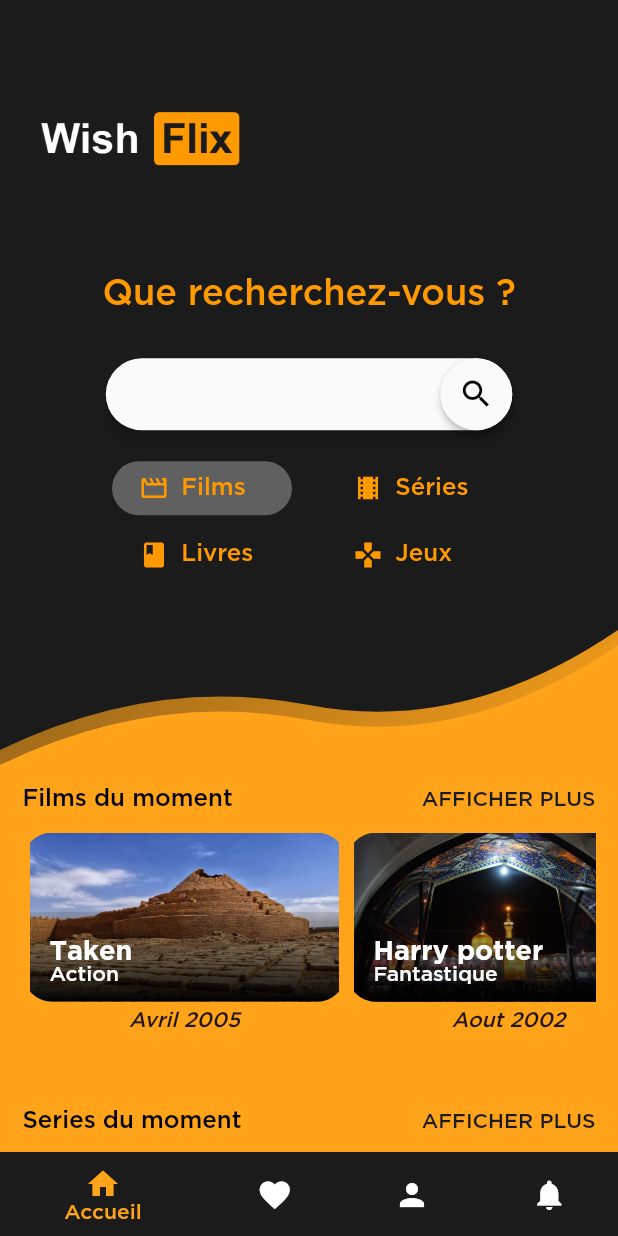
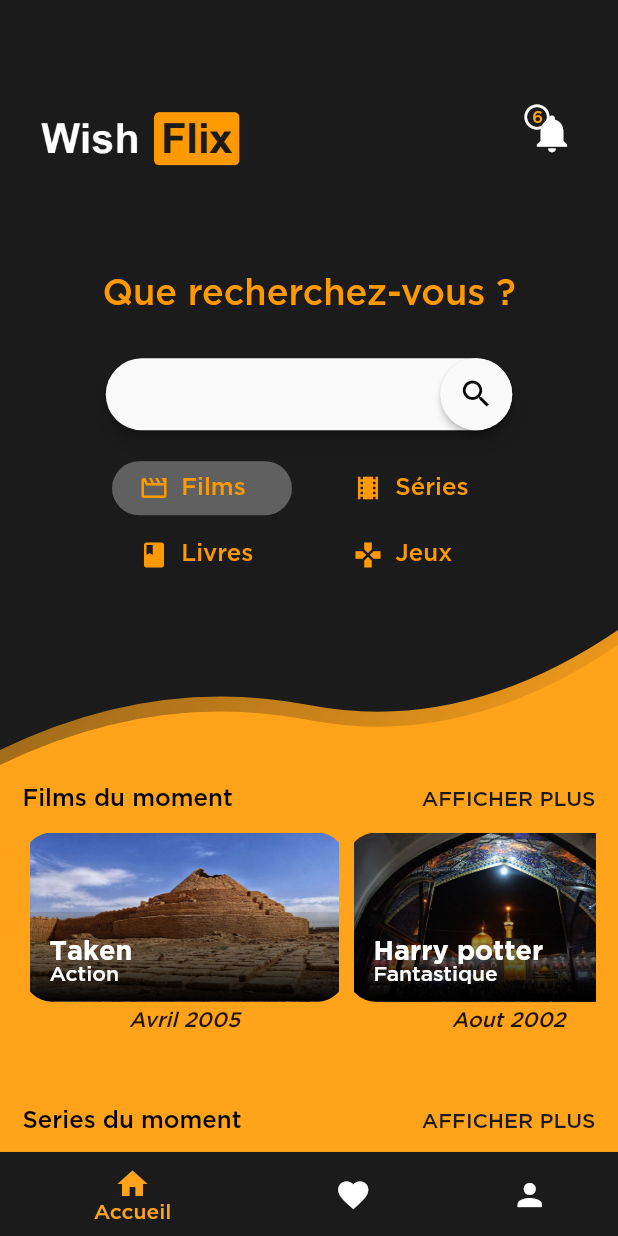
Before and after one commit to esgi-grp5/WishFlix, a Flutter app: the screen it shows after launch, on a phone screen of 412 x 824 dp. Run offline on Flutter 3.47's test engine with Material 2 defaults, Android fonts, the phone set to English and light mode, and no system bars.

Commit message:
Ajout notification bell nombre

```diff
--- a/lib/Screens/main.dart
+++ b/lib/Screens/main.dart
@@ -79,19 +79,19 @@ class _BottomNavState extends State<BottomNav> {
           color: Colors.white,
         ),
         label: "Profil"));
-    items.add(
-      BottomNavigationBarItem(
-          backgroundColor: appTheme.primaryColor,
-          activeIcon: Icon(
-            Icons.notifications,
-            color: appTheme.scaffoldBackgroundColor,
-          ),
-          icon: Icon(
-            Icons.notifications,
-            color: Colors.white,
-          ),
-          label: "Notifications"),
-    );
+    // items.add(
+    //   BottomNavigationBarItem(
+    //       backgroundColor: appTheme.primaryColor,
+    //       activeIcon: Icon(
+    //         Icons.notifications,
+    //         color: appTheme.scaffoldBackgroundColor,
+    //       ),
+    //       icon: Icon(
+    //         Icons.notifications,
+    //         color: Colors.white,
+    //       ),
+    //       label: "Notifications"),
+    // );
     return items;
   }
 
@@ -316,7 +316,56 @@ class _HomeTop extends State<HomeTop> {
               ],
             ),
           ),
-        )
+        ),
+        Positioned(
+            right: 20,
+            top: 65,
+            child: Container(
+              child: IconButton(
+                  icon: Icon(
+                    Icons.notifications,
+                    size: 30,
+                    color: Colors.white,
+                  ),
+                  onPressed: () {
+                    Navigator.push(
+                      context,
+                      MaterialPageRoute(
+                          builder: (context) => prefix0.Notification()),
+                    );
+                  }),
+            )),
+        Positioned(
+            right: 30,
+            top: 54,
+            child: Container(
+              child: IconButton(
+                  icon: Icon(
+                    Icons.circle_outlined,
+                    size: 20,
+                    color: Colors.white,
+                  ),
+                  onPressed: () {
+                    Navigator.push(
+                      context,
+                      MaterialPageRoute(
+                          builder: (context) => prefix0.Notification()),
+                    );
+                  }),
+            )),
+        Positioned(
+            right: 50,
+            top: 74,
+            child: Container(
+              child: Text(
+                '6',
+                style: TextStyle(
+                  fontSize: 11,
+                  color: HexColor("FFA31A"),
+                ),
+                textAlign: TextAlign.center,
+              ),
+            )),
       ],
     );
   }
--- a/lib/Widgets/TrendingSection.dart
+++ b/lib/Widgets/TrendingSection.dart
@@ -1,5 +1,5 @@
 import 'package:flutter/material.dart';
-import '../Classes/HexColor.dart';
+import 'package:wishflix/Classes/HexColor.dart';
 
 double? width;
 double? height;
```
Also changed, not shown: lib/Screens/Notifications.dart (+23 -13 lines), lib/Screens/WishList.dart (+52 -1 lines).
